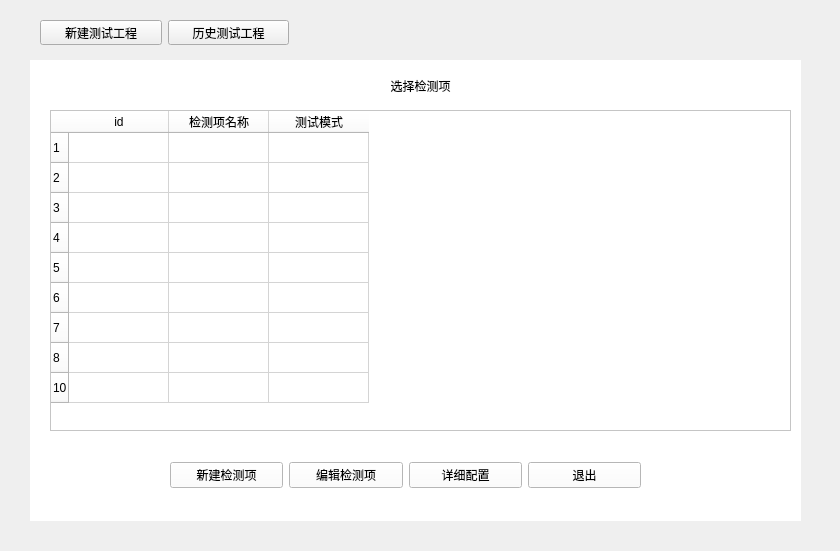
Old version of the form user.ui in the repository Woodsssss/Lanzhou.
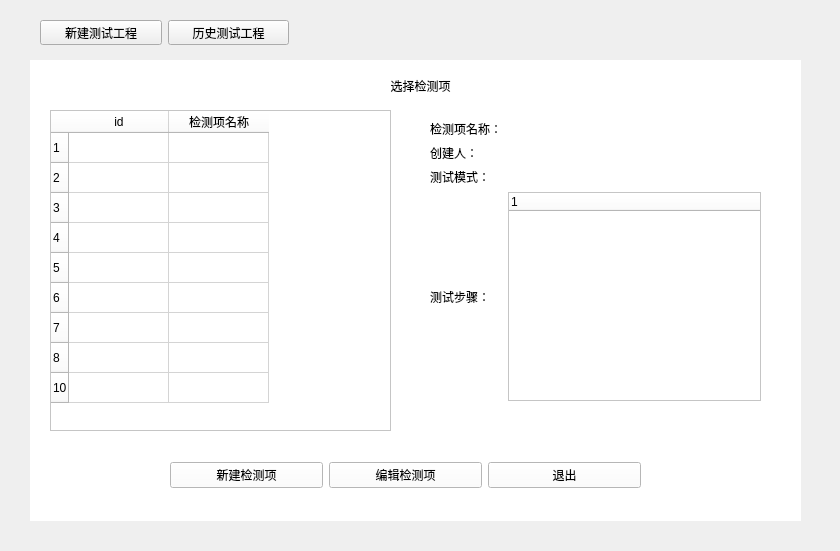
New version of the form.

Commit message: 管理员界面完善与详细配至爱功能

```diff
--- a/user.ui
+++ b/user.ui
@@ -61,7 +61,7 @@
        <rect>
         <x>20</x>
         <y>50</y>
-        <width>741</width>
+        <width>341</width>
         <height>321</height>
        </rect>
       </property>
@@ -123,11 +123,6 @@
         <string>检测项名称</string>
        </property>
       </column>
-      <column>
-       <property name="text">
-        <string>测试模式</string>
-       </property>
-      </column>
      </widget>
      <widget class="QLabel" name="label_title">
       <property name="geometry">
@@ -175,13 +170,6 @@
          </property>
         </widget>
        </item>
-       <item>
-        <widget class="QPushButton" name="button_summary">
-         <property name="text">
-          <string>详细配置</string>
-         </property>
-        </widget>
-       </item>
        <item>
         <widget class="QPushButton" name="button_exit">
          <property name="text">
@@ -191,6 +179,79 @@
        </item>
       </layout>
      </widget>
+     <widget class="QWidget" name="gridLayoutWidget">
+      <property name="geometry">
+       <rect>
+        <x>400</x>
+        <y>60</y>
+        <width>331</width>
+        <height>281</height>
+       </rect>
+      </property>
+      <layout class="QGridLayout" name="gridLayout">
+       <item row="2" column="0">
+        <widget class="QLabel" name="label_3">
+         <property name="text">
+          <string>测试模式：</string>
+         </property>
+        </widget>
+       </item>
+       <item row="1" column="1">
+        <widget class="QLabel" name="creater">
+         <property name="text">
+          <string/>
+         </property>
+        </widget>
+       </item>
+       <item row="2" column="1">
+        <widget class="QLabel" name="model">
+         <property name="text">
+          <string/>
+         </property>
+        </widget>
+       </item>
+       <item row="1" column="0">
+        <widget class="QLabel" name="label_2">
+         <property name="text">
+          <string>创建人：</string>
+         </property>
+        </widget>
+       </item>
+       <item row="0" column="1">
+        <widget class="QLabel" name="name">
+         <property name="text">
+          <string/>
+         </property>
+        </widget>
+       </item>
+       <item row="0" column="0">
+        <widget class="QLabel" name="label">
+         <property name="text">
+          <string>检测项名称：</string>
+         </property>
+        </widget>
+       </item>
+       <item row="3" column="0">
+        <widget class="QLabel" name="label_4">
+         <property name="text">
+          <string>测试步骤：</string>
+         </property>
+        </widget>
+       </item>
+       <item row="3" column="1">
+        <widget class="QTreeWidget" name="treeWidget">
+         <property name="selectionMode">
+          <enum>QAbstractItemView::NoSelection</enum>
+         </property>
+         <column>
+          <property name="text">
+           <string notr="true">1</string>
+          </property>
+         </column>
+        </widget>
+       </item>
+      </layout>
+     </widget>
     </widget>
     <widget class="QWidget" name="page_2">
      <widget class="QLabel" name="label_title_2">
```
The commit also changes 10 other files.
